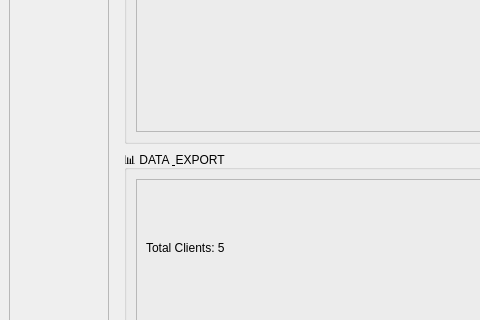
Above: app/views/main_window.ui from cavide-dev/dietitian-client-tracker before the change; both pictures show x 0 to 480 and y 202 to 522 of the 933 by 720 pixel window. Below: the same form after it.
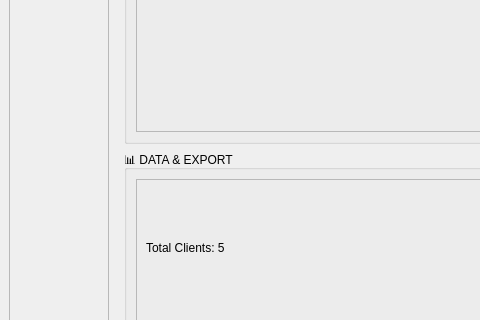
That is the form after the change.

Commit message: fix: correct string formatting in DATA & EXPORT group box title

```diff
--- a/app/views/main_window.ui
+++ b/app/views/main_window.ui
@@ -998,7 +998,7 @@
         <item row="1" column="0">
          <widget class="QGroupBox" name="groupBox_10">
           <property name="title">
-           <string>📊 DATA &amp; EXPORT</string>
+           <string>📊 DATA &amp;&amp; EXPORT</string>
           </property>
           <layout class="QVBoxLayout" name="verticalLayout_12">
            <item>
```
